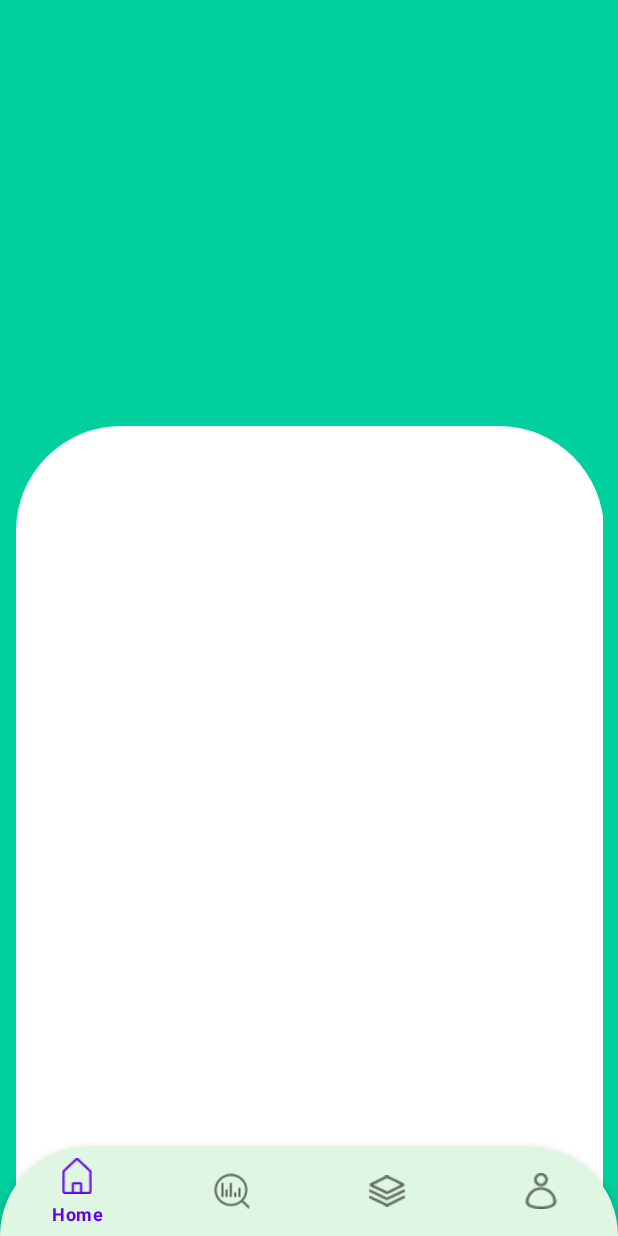
After one commit to DionisiusMikha/Proyek-Mobile-Device, an Android app: the HomeFragment screen opened directly, with no data from a screen before it, on a phone screen of 412 x 824 dp. The commit adds this screen. Run offline under Robolectric (Android 15) with nearby library versions, the phone set to English and light mode, and no system bars.

Commit message:
bottom navigasi

```diff
--- a/Menghitung_Mimpi/app/build.gradle.kts
+++ b/Menghitung_Mimpi/app/build.gradle.kts
@@ -41,6 +41,8 @@ dependencies {
     implementation("androidx.appcompat:appcompat:1.6.1")
     implementation("com.google.android.material:material:1.11.0")
     implementation("androidx.constraintlayout:constraintlayout:2.1.4")
+    implementation("androidx.navigation:navigation-fragment-ktx:2.7.7")
+    implementation("androidx.navigation:navigation-ui-ktx:2.7.7")
     testImplementation("junit:junit:4.13.2")
     androidTestImplementation("androidx.test.ext:junit:1.1.5")
     androidTestImplementation("androidx.test.espresso:espresso-core:3.5.1")
--- a/Menghitung_Mimpi/app/src/main/AndroidManifest.xml
+++ b/Menghitung_Mimpi/app/src/main/AndroidManifest.xml
@@ -34,7 +34,7 @@
             android:name=".layout.LoginRegisterActivity"
             android:exported="false" />
         <activity
-            android:name=".layout.HomeActivity"
+            android:name=".layout.MainActivity"
             android:exported="false" />
     </application>
 
--- a/Menghitung_Mimpi/app/src/main/java/id/ac/istts/menghitung_mimpi/layout/HomeActivity.kt
+++ /dev/null
@@ -1,12 +0,0 @@
-package id.ac.istts.menghitung_mimpi.layout
-
-import androidx.appcompat.app.AppCompatActivity
-import android.os.Bundle
-import id.ac.istts.menghitung_mimpi.R
-
-class HomeActivity : AppCompatActivity() {
-    override fun onCreate(savedInstanceState: Bundle?) {
-        super.onCreate(savedInstanceState)
-        setContentView(R.layout.activity_home)
-    }
-}
--- /dev/null
+++ b/Menghitung_Mimpi/app/src/main/java/id/ac/istts/menghitung_mimpi/layout/HomeFragment.kt
@@ -0,0 +1,21 @@
+package id.ac.istts.menghitung_mimpi.layout
+
+import android.os.Bundle
+import androidx.fragment.app.Fragment
+import android.view.LayoutInflater
+import android.view.View
+import android.view.ViewGroup
+import id.ac.istts.menghitung_mimpi.R
+
+class HomeFragment : Fragment() {
+    override fun onCreateView(
+        inflater: LayoutInflater, container: ViewGroup?,
+        savedInstanceState: Bundle?
+    ): View? {
+        return inflater.inflate(R.layout.fragment_home, container, false)
+    }
+
+    override fun onViewCreated(view: View, savedInstanceState: Bundle?) {
+        super.onViewCreated(view, savedInstanceState)
+    }
+}
--- a/Menghitung_Mimpi/app/src/main/java/id/ac/istts/menghitung_mimpi/layout/LoginActivity.kt
+++ b/Menghitung_Mimpi/app/src/main/java/id/ac/istts/menghitung_mimpi/layout/LoginActivity.kt
@@ -3,21 +3,30 @@ package id.ac.istts.menghitung_mimpi.layout
 import android.content.Intent
 import androidx.appcompat.app.AppCompatActivity
 import android.os.Bundle
+import android.widget.Button
 import android.widget.TextView
 import id.ac.istts.menghitung_mimpi.R
 
 class LoginActivity : AppCompatActivity() {
     lateinit var tvToRegisterPage: TextView
+    lateinit var btnLogIn: Button
     override fun onCreate(savedInstanceState: Bundle?) {
         super.onCreate(savedInstanceState)
         setContentView(R.layout.activity_login)
 
         tvToRegisterPage = findViewById(R.id.tvToRegisterPage)
+        btnLogIn = findViewById(R.id.btnLogin)
 
         tvToRegisterPage.setOnClickListener{
             val intent = Intent(this, RegisterActivity::class.java)
             startActivity(intent)
             finish()
         }
+
+        btnLogIn.setOnClickListener {
+            val intent = Intent(this, MainActivity::class.java)
+            startActivity(intent)
+            finish()
+        }
     }
 }
--- /dev/null
+++ b/Menghitung_Mimpi/app/src/main/java/id/ac/istts/menghitung_mimpi/layout/MainActivity.kt
@@ -0,0 +1,22 @@
+package id.ac.istts.menghitung_mimpi.layout
+
+import androidx.appcompat.app.AppCompatActivity
+import android.os.Bundle
+import android.view.Menu
+import androidx.fragment.app.FragmentContainerView
+import id.ac.istts.menghitung_mimpi.R
+
+class MainActivity : AppCompatActivity() {
+    lateinit var container: FragmentContainerView
+    override fun onCreate(savedInstanceState: Bundle?) {
+        super.onCreate(savedInstanceState)
+        setContentView(R.layout.activity_main)
+        container = findViewById(R.id.fragmentContainer)
+
+    }
+
+    override fun onCreateOptionsMenu(menu: Menu?): Boolean {
+        menuInflater.inflate(R.menu.bottom_nav, menu)
+        return super.onCreateOptionsMenu(menu)
+    }
+}
--- /dev/null
+++ b/Menghitung_Mimpi/app/src/main/res/drawable/rounded_bottom_nav.xml
@@ -0,0 +1,8 @@
+<?xml version="1.0" encoding="utf-8"?>
+<shape xmlns:android="http://schemas.android.com/apk/res/android"
+    android:shape="rectangle">
+    <corners
+        android:topLeftRadius="70dp"
+        android:topRightRadius="70dp"/>
+    <solid android:color="#DFF7E2" />
+</shape>
--- a/Menghitung_Mimpi/app/src/main/res/layout/activity_home.xml
+++ /dev/null
@@ -1,9 +0,0 @@
-<?xml version="1.0" encoding="utf-8"?>
-<androidx.constraintlayout.widget.ConstraintLayout xmlns:android="http://schemas.android.com/apk/res/android"
-    xmlns:app="http://schemas.android.com/apk/res-auto"
-    xmlns:tools="http://schemas.android.com/tools"
-    android:layout_width="match_parent"
-    android:layout_height="match_parent"
-    tools:context=".layout.HomeActivity">
-
-</androidx.constraintlayout.widget.ConstraintLayout>
--- /dev/null
+++ b/Menghitung_Mimpi/app/src/main/res/layout/activity_main.xml
@@ -0,0 +1,31 @@
+<?xml version="1.0" encoding="utf-8"?>
+<androidx.constraintlayout.widget.ConstraintLayout xmlns:android="http://schemas.android.com/apk/res/android"
+    xmlns:app="http://schemas.android.com/apk/res-auto"
+    xmlns:tools="http://schemas.android.com/tools"
+    android:layout_width="match_parent"
+    android:layout_height="match_parent"
+    tools:context=".layout.MainActivity">
+
+    <androidx.fragment.app.FragmentContainerView
+        android:id="@+id/fragmentContainer"
+        android:name="androidx.navigation.fragment.NavHostFragment"
+        android:layout_width="391dp"
+        android:layout_height="815dp"
+        app:defaultNavHost="true"
+        app:layout_constraintBottom_toBottomOf="parent"
+        app:layout_constraintEnd_toEndOf="parent"
+        app:layout_constraintStart_toStartOf="parent"
+        app:layout_constraintTop_toTopOf="parent"
+        app:navGraph="@navigation/navigation" />
+
+    <com.google.android.material.bottomnavigation.BottomNavigationView
+        android:id="@+id/bottomNavigationView"
+        android:layout_width="0dp"
+        android:layout_height="60dp"
+        android:background="@drawable/rounded_bottom_nav"
+        app:layout_constraintBottom_toBottomOf="parent"
+        app:layout_constraintEnd_toEndOf="parent"
+        app:layout_constraintStart_toStartOf="parent"
+        app:menu="@menu/bottom_nav" />
+
+</androidx.constraintlayout.widget.ConstraintLayout>
--- /dev/null
+++ b/Menghitung_Mimpi/app/src/main/res/layout/fragment_home.xml
@@ -0,0 +1,22 @@
+<?xml version="1.0" encoding="utf-8"?>
+<androidx.constraintlayout.widget.ConstraintLayout xmlns:android="http://schemas.android.com/apk/res/android"
+    xmlns:app="http://schemas.android.com/apk/res-auto"
+    xmlns:tools="http://schemas.android.com/tools"
+    android:id="@+id/frameLayout"
+    android:layout_width="match_parent"
+    android:layout_height="match_parent"
+    tools:context=".layout.HomeFragment">
+
+    <androidx.constraintlayout.widget.ConstraintLayout
+        android:layout_width="392dp"
+        android:layout_height="536dp"
+        android:background="@drawable/rounded_top_corners"
+        app:layout_constraintBottom_toBottomOf="parent"
+        app:layout_constraintEnd_toEndOf="parent"
+        app:layout_constraintHorizontal_bias="0.0"
+        app:layout_constraintStart_toStartOf="parent"
+        app:layout_constraintTop_toTopOf="parent"
+        app:layout_constraintVertical_bias="1.0">
+
+    </androidx.constraintlayout.widget.ConstraintLayout>
+</androidx.constraintlayout.widget.ConstraintLayout>
--- /dev/null
+++ b/Menghitung_Mimpi/app/src/main/res/menu/bottom_nav.xml
@@ -0,0 +1,24 @@
+<?xml version="1.0" encoding="utf-8"?>
+<menu xmlns:android="http://schemas.android.com/apk/res/android">
+    <item
+        android:layout_width="wrap_content"
+        android:layout_height="wrap_content"
+        android:title="Home"
+        android:icon="@drawable/icon_home"/>
+    <item
+        android:layout_width="wrap_content"
+        android:layout_height="wrap_content"
+        android:title="Savings"
+        android:icon="@drawable/analysis" />
+    <item
+        android:layout_width="wrap_content"
+        android:layout_height="wrap_content"
+        android:title="History"
+        android:icon="@drawable/category" />
+
+    <item
+        android:layout_width="wrap_content"
+        android:layout_height="wrap_content"
+        android:title="Profile"
+        android:icon="@drawable/profile"/>
+</menu>
--- /dev/null
+++ b/Menghitung_Mimpi/app/src/main/res/navigation/navigation.xml
@@ -0,0 +1,14 @@
+<?xml version="1.0" encoding="utf-8"?>
+<navigation xmlns:android="http://schemas.android.com/apk/res/android"
+    xmlns:app="http://schemas.android.com/apk/res-auto"
+    xmlns:tools="http://schemas.android.com/tools"
+    android:id="@+id/navigation"
+    app:startDestination="@id/homeFragment">
+
+    <fragment
+        android:id="@+id/homeFragment"
+        android:name="id.ac.istts.menghitung_mimpi.layout.HomeFragment"
+        android:label="fragment_home"
+        tools:layout="@layout/fragment_home" />
+    <action android:id="@+id/action_global_homeFragment" app:destination="@id/homeFragment"/>
+</navigation>
--- a/Menghitung_Mimpi/app/src/main/res/values/strings.xml
+++ b/Menghitung_Mimpi/app/src/main/res/values/strings.xml
@@ -3,4 +3,6 @@
 
     <string name="text1">Selamat Datang di FinWise</string>
     <string name="text2">¿Are you ready to take control of your finaces?</string>
+    <!-- TODO: Remove or change this placeholder text -->
+    <string name="hello_blank_fragment">Hello blank fragment</string>
 </resources>
```
Also changed, not shown: Menghitung_Mimpi/app/src/main/res/drawable/analysis.png (added), Menghitung_Mimpi/app/src/main/res/drawable/category.png (added), Menghitung_Mimpi/app/src/main/res/drawable/icon_home.png (added), Menghitung_Mimpi/app/src/main/res/drawable/profile.png (added).
